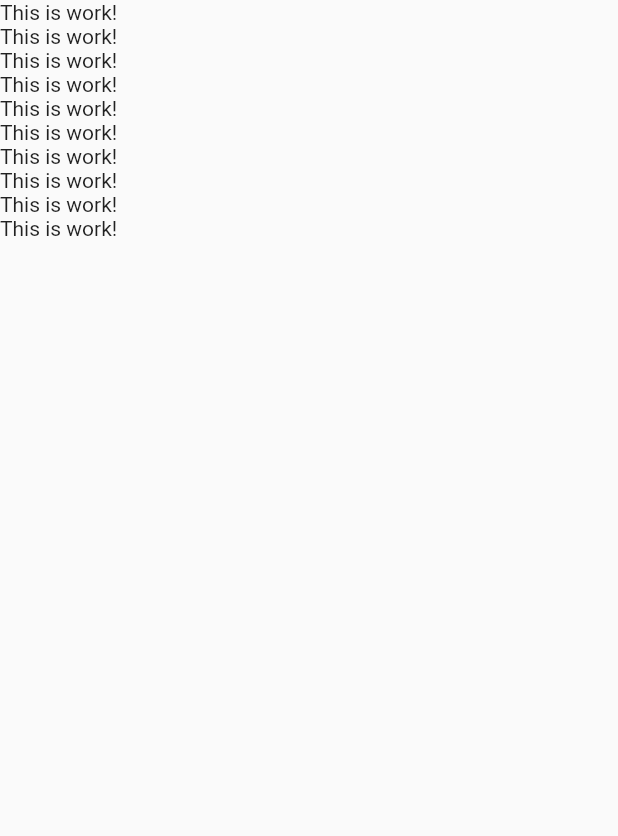
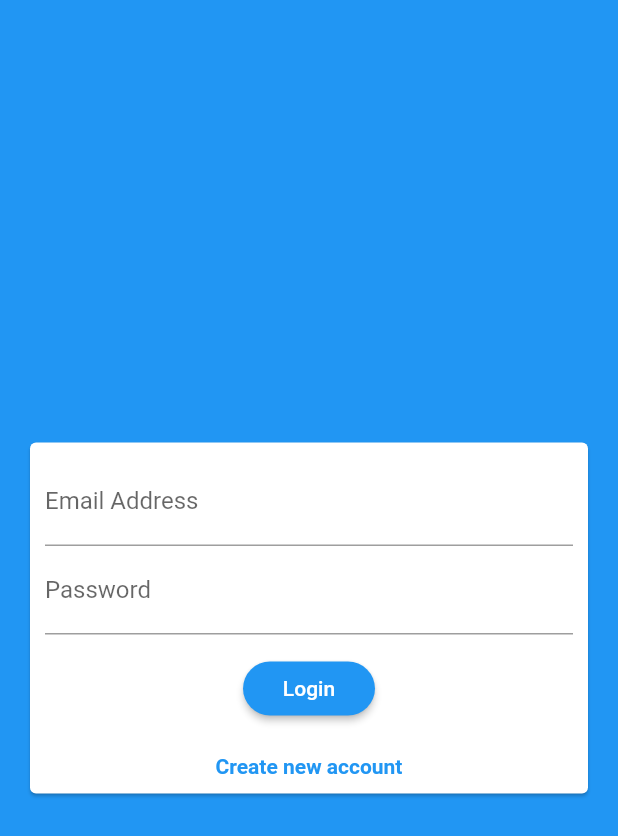
Before and after one commit to ZianFahrudy/FCM-ChatApp, a Flutter app: the screen it shows after launch, on a phone screen of 412 x 824 dp. Shown: the top 836 px of the screen. Run offline on Flutter 3.47's test engine with Material 2 defaults, Android fonts, the phone set to English and light mode, and no system bars; our stand-ins replace another_flushbar, cloud_firestore, firebase_auth, firebase_core, get; accounts and stored records are empty.

Commit message:
commit ajalah

```diff
--- a/flutter_chatapps/lib/main.dart
+++ b/flutter_chatapps/lib/main.dart
@@ -1,7 +1,9 @@
 import 'package:flutter/material.dart';
-
+import 'package:firebase_core/firebase_core.dart';
 import 'presentation/app_widgets.dart';
 
-void main() {
+void main() async {
+  WidgetsFlutterBinding.ensureInitialized();
+  await Firebase.initializeApp();
   runApp(AppWidgets());
 }
--- a/flutter_chatapps/lib/presentation/app_widgets.dart
+++ b/flutter_chatapps/lib/presentation/app_widgets.dart
@@ -1,5 +1,8 @@
+import 'package:firebase_auth/firebase_auth.dart';
 import 'package:flutter/material.dart';
 import 'package:flutter_chatapps/presentation/pages/chat/chat_page.dart';
+
+import 'pages/auth/auth_page.dart';
 
 class AppWidgets extends StatelessWidget {
   const AppWidgets({Key key}) : super(key: key);
@@ -7,7 +10,25 @@ class AppWidgets extends StatelessWidget {
   @override
   Widget build(BuildContext context) {
     return MaterialApp(
-      home: ChatPage(),
+      theme: ThemeData(
+        primaryColor: Colors.blue,
+        accentColor: Colors.deepPurple,
+        backgroundColor: Colors.blue,
+        buttonTheme: ButtonThemeData().copyWith(
+            buttonColor: Colors.blue,
+            textTheme: ButtonTextTheme.primary,
+            shape: RoundedRectangleBorder(
+                borderRadius: BorderRadius.circular(20))),
+      ),
+      home: StreamBuilder(
+          stream: FirebaseAuth.instance.authStateChanges(),
+          builder: (context, userSnapshot) {
+            if (userSnapshot.hasData) {
+              return ChatPage();
+            } else {
+              return AuthPage();
+            }
+          }),
     );
   }
 }
--- a/flutter_chatapps/lib/presentation/pages/auth/auth_page.dart
+++ b/flutter_chatapps/lib/presentation/pages/auth/auth_page.dart
@@ -0,0 +1,88 @@
+import 'package:another_flushbar/flushbar.dart';
+import 'package:cloud_firestore/cloud_firestore.dart';
+import 'package:firebase_auth/firebase_auth.dart';
+import 'package:flutter/material.dart';
+import 'package:flutter/services.dart';
+import 'package:flutter_chatapps/presentation/widgets/auth/auth_form.dart';
+import 'package:get/get.dart';
+
+class AuthPage extends StatefulWidget {
+  AuthPage({Key key}) : super(key: key);
+
+  @override
+  _AuthPageState createState() => _AuthPageState();
+}
+
+class _AuthPageState extends State<AuthPage> {
+  final _auth = FirebaseAuth.instance;
+
+  bool _isLoading = false;
+
+  void _submitFn(
+    String email,
+    String username,
+    String password,
+    bool isLogin,
+  ) async {
+    UserCredential userCredential;
+
+    try {
+      setState(() {
+        _isLoading = true;
+      });
+      if (isLogin == true) {
+        userCredential = await _auth.signInWithEmailAndPassword(
+            email: email, password: password);
+      } else {
+        userCredential = await _auth.createUserWithEmailAndPassword(
+            email: email, password: password);
+
+        await FirebaseFirestore.instance
+            .collection('users')
+            .doc(userCredential.user.uid)
+            .set({
+          'email': email,
+          'username': username,
+        });
+      }
+    } on PlatformException catch (e) {
+      String message = 'An error occured something';
+
+      if (e.message != null) {
+        message = e.message;
+      }
+
+      await Flushbar(
+        title: "Error",
+        duration: Duration(seconds: 2),
+        message: message,
+        backgroundColor: Colors.pink,
+      ).show(context);
+
+      setState(() {
+        _isLoading = false;
+      });
+    } catch (e) {
+      await Flushbar(
+        title: "Error",
+        duration: Duration(seconds: 2),
+        message: e.toString(),
+        backgroundColor: Colors.pink,
+      ).show(context);
+      print("erorr message: ${e.toString()}");
+      setState(() {
+        _isLoading = false;
+      });
+    }
+  }
+
+  @override
+  Widget build(BuildContext context) {
+    return Scaffold(
+      backgroundColor: Theme.of(context).primaryColor,
+      body: Center(
+        child: AuthForm(_submitFn, _isLoading),
+      ),
+    );
+  }
+}
--- /dev/null
+++ b/flutter_chatapps/lib/presentation/widgets/auth/auth_form.dart
@@ -0,0 +1,135 @@
+import 'package:flutter/material.dart';
+
+class AuthForm extends StatefulWidget {
+  AuthForm(
+    this.submitFn,
+    this.isLoading, {
+    Key key,
+  }) : super(key: key);
+
+  final void Function(
+    String email,
+    String username,
+    String password,
+    bool isLogin,
+  ) submitFn;
+
+  bool isLoading;
+
+  @override
+  _AuthFormState createState() => _AuthFormState();
+}
+
+class _AuthFormState extends State<AuthForm> {
+  final _formKey = GlobalKey<FormState>();
+
+  String _userEmail = "";
+  String _userName = "";
+  String _userPassword = "";
+
+  bool _isLogin = true;
+
+  void submitFn() {
+    final isValid = _formKey.currentState.validate();
+    FocusScope.of(context).unfocus();
+    if (isValid) {
+      _formKey.currentState.save();
+
+      widget.submitFn(
+        _userEmail.trim(),
+        _userName.trim(),
+        _userPassword,
+        _isLogin,
+      );
+
+      // send field value to firebase
+    }
+  }
+
+  @override
+  Widget build(BuildContext context) {
+    return Card(
+      margin: EdgeInsets.all(20),
+      child: SingleChildScrollView(
+        child: Form(
+            autovalidateMode: AutovalidateMode.onUserInteraction,
+            key: _formKey,
+            child: Padding(
+              padding: const EdgeInsets.all(10),
+              child: Column(
+                children: [
+                  TextFormField(
+                    onSaved: (v) {
+                      _userEmail = v;
+                    },
+                    validator: (v) {
+                      if (v.isEmpty || !v.contains("@")) {
+                        return "Please enter the valid email address";
+                      }
+                      return null;
+                    },
+                    keyboardType: TextInputType.emailAddress,
+                    decoration: InputDecoration(labelText: 'Email Address'),
+                  ),
+                  if (!_isLogin)
+                    TextFormField(
+                      onSaved: (v) {
+                        _userName = v;
+                      },
+                      validator: (v) {
+                        if (v.isEmpty || v.length < 4) {
+                          return "Username must be 4 character";
+                        }
+                        return null;
+                      },
+                      decoration: InputDecoration(labelText: 'Username'),
+                    ),
+                  TextFormField(
+                    onSaved: (v) {
+                      _userPassword = v;
+                    },
+                    validator: (v) {
+                      if (v.isEmpty || v.length < 6) {
+                        return "Password must be 6 character";
+                      }
+
+                      return null;
+                    },
+                    obscureText: true,
+                    decoration: InputDecoration(labelText: 'Password'),
+                  ),
+                  SizedBox(
+                    height: 12,
+                  ),
+                  if (widget.isLoading) CircularProgressIndicator(),
+                  if (!widget.isLoading)
+                    RaisedButton(
+                        child: Text(_isLogin ? "Login" : "Sign Up"),
+                        onPressed: submitFn),
+                  SizedBox(
+                    height: 20,
+                  ),
+                  if (!widget.isLoading)
+                    GestureDetector(
+                      onTap: () {
+                        setState(() {
+                          _isLogin = !_isLogin;
+                        });
+                      },
+                      child: Text(
+                        _isLogin
+                            ? "Create new account"
+                            : "I already have an account",
+                        style: TextStyle(
+                            color: Theme.of(context).primaryColor,
+                            fontSize: 14,
+                            fontWeight: FontWeight.bold),
+                      ),
+                    ),
+                ],
+              ),
+            )),
+      ),
+    );
+  }
+}
```
Also changed, not shown: flutter_chatapps/lib/presentation/pages/chat/chat_page.dart (+43 -2 lines), flutter_chatapps/lib/presentation/widgets/chat/message.dart (added, +35 -0 lines), flutter_chatapps/lib/presentation/widgets/chat/message_card.dart (added, +72 -0 lines), flutter_chatapps/lib/presentation/widgets/chat/new_message.dart (added, +61 -0 lines), flutter_chatapps/pubspec.yaml (+4 -9 lines), flutter_chatapps/pubspec.lock, 3 other files.
